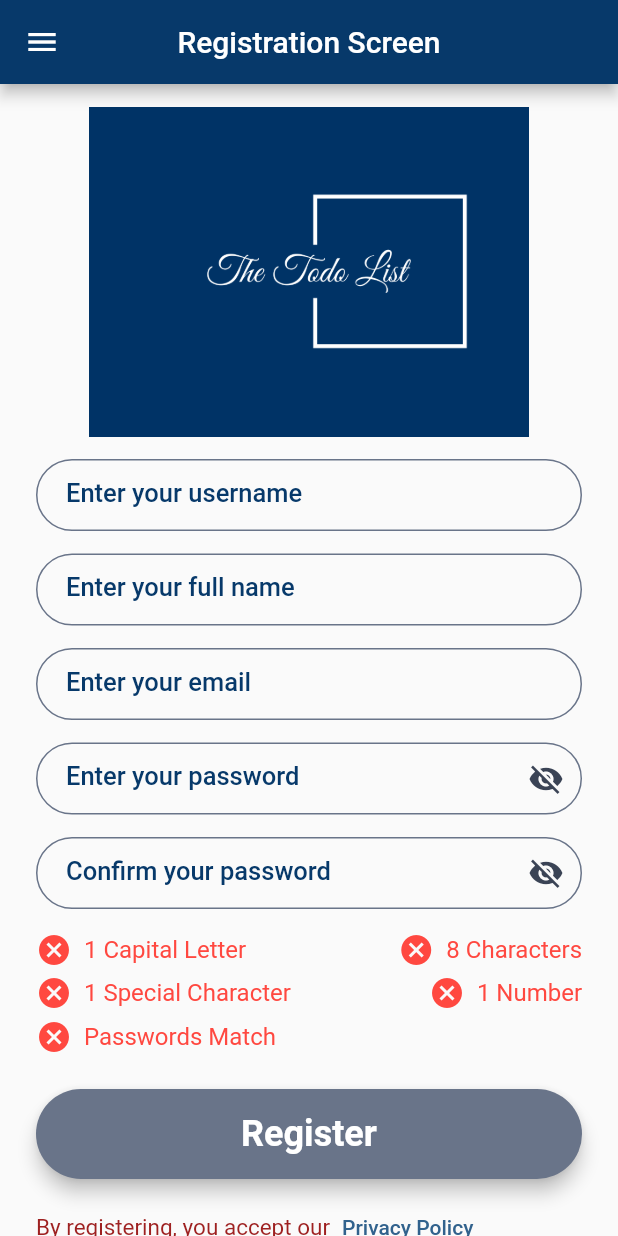
After one commit to aunshpatel/flutter-todo_list, a Flutter app: the RegistrationScreen screen opened by its route, on a phone screen of 412 x 824 dp. The commit adds this screen. Run offline on Flutter 3.47's test engine with Material 3 defaults, Android fonts, the phone set to English and light mode, and no system bars; our stand-ins replace shared_preferences; accounts and stored records are empty.

Commit message:
Create registration page UI

```diff
--- a/lib/main.dart
+++ b/lib/main.dart
@@ -1,6 +1,7 @@
 import 'package:flutter/material.dart';
 import 'package:todo_list/screens/about_page.dart';
 import 'package:todo_list/screens/home_page.dart';
+import 'package:todo_list/screens/registration_screen.dart';
 import 'package:todo_list/screens/widgets/consts.dart';
 
 void main() {
@@ -24,6 +25,7 @@ class MyApp extends StatelessWidget {
       routes: {
         '/home_page':(context) => const HomePage(),
         '/about_us':(context) => const AboutPage(),
+        '/registration_page':(context) => RegistrationScreen(),
       },
     );
   }
--- /dev/null
+++ b/lib/screens/registration_screen.dart
@@ -0,0 +1,427 @@
+import 'package:flutter/material.dart';
+import 'package:todo_list/screens/widgets/consts.dart';
+import 'package:todo_list/screens/widgets/rounded_buttons.dart';
+import 'package:todo_list/screens/widgets/side_drawer.dart';
+import 'package:url_launcher/url_launcher.dart';
+
+class RegistrationScreen extends StatefulWidget {
+  const RegistrationScreen({super.key});
+
+  @override
+  State<RegistrationScreen> createState() => _RegistrationScreenState();
+}
+
+class _RegistrationScreenState extends State<RegistrationScreen> {
+  String email = '', pwd = '', confirmPwd = '', username = '';
+  String loginEmailID = '', loginPassword = '', fullName = '';
+  bool showSpinner = false, isEmailIdValid = false, isLengthValid = false, isUppercaseValid = false, isNumberValid = false, isSpecialCharValid = false, doPasswordsMatch = false;
+  bool _passwordVisible = false, _confirmPasswordVisible = false, allPwdCriteriaMatch = false;
+  TextEditingController emailController = TextEditingController();
+  TextEditingController usernameController = TextEditingController();
+  TextEditingController fullnameController = TextEditingController();
+  TextEditingController passwordController = TextEditingController();
+  TextEditingController confirmPasswordController = TextEditingController();
+  final String emailRegex = r'^[a-zA-Z0-9._%+-]+@[a-zA-Z0-9.-]+\.[a-zA-Z]{2,}$';
+
+  validatePassword() {
+    if (pwd.length < 8) {
+      setState(() {
+        isLengthValid = false;
+      });
+    }
+    else if (pwd.length >= 8) {
+      setState(() {
+        isLengthValid = true;
+      });
+    }
+
+    if (!RegExp(r'[A-Z]').hasMatch(pwd)) {
+      setState(() {
+        isUppercaseValid = false;
+      });
+    }
+    else if (RegExp(r'[A-Z]').hasMatch(pwd)) {
+      setState(() {
+        isUppercaseValid = true;
+      });
+    }
+
+    if (!RegExp(r'[0-9]').hasMatch(pwd)) {
+      setState(() {
+        isNumberValid = false;
+      });
+    }
+    else if (RegExp(r'[0-9]').hasMatch(pwd)) {
+      setState(() {
+        isNumberValid = true;
+      });
+    }
+
+    if (!RegExp(r'[!@#$%^&*(),.?":{}|<>]').hasMatch(pwd)) {
+      setState(() {
+        isSpecialCharValid = false;
+      });
+    }
+    else if (RegExp(r'[!@#$%^&*(),.?":{}|<>]').hasMatch(pwd)) {
+      setState(() {
+        isSpecialCharValid = true;
+      });
+    }
+
+    if (pwd == confirmPwd) {
+      setState(() {
+        doPasswordsMatch = true;
+      });
+    } else {
+      setState(() {
+        doPasswordsMatch = false;
+      });
+    }
+
+    if (isLengthValid &&  isUppercaseValid &&  isNumberValid &&  isSpecialCharValid &&  doPasswordsMatch) {
+      setState(() {
+        allPwdCriteriaMatch = true;
+      });
+    } else {
+      setState(() {
+        allPwdCriteriaMatch = false;
+      });
+    }
+  }
+
+  registrationFunction() async{
+
+  }
+
+  Future<void> _showMyDialog(String title, String bodyText) async {
+    return showDialog<void>(
+      context: context,
+      barrierDismissible: false,
+      builder: (BuildContext context) {
+        return AlertDialog.adaptive(
+          title: Text(title, style: kSideMenuBlueTextStyle),
+          content: Text(bodyText, style: kLightSemiBoldTextStyle),
+          actions: <Widget>[
+            TextButton(
+              child: const Text('OK', style: kLightSemiBoldTextStyle),
+              onPressed: () {
+                Navigator.of(context).pop();
+              },
+            ),
+          ],
+        );
+      },
+    );
+  }
+
+  Future<void> _registrationLoginMessage(String messageContent, String redirectRoute) async {
+    return showDialog<void>(
+      context: context,
+      barrierDismissible: false,
+      builder: (BuildContext context) {
+        return AlertDialog.adaptive(
+          title: const Text('SUCCESS!', style: kSideMenuBlueTextStyle),
+          content: SingleChildScrollView(
+            child: ListBody(
+              children: <Widget>[
+                Text(messageContent, style: kLightSemiBoldTextStyle),
+              ],
+            ),
+          ),
+          actions: <Widget>[
+            TextButton(
+              child: const Text('OK', style: TextStyle(color: kLightTitleColor),),
+              onPressed: () {
+                // Navigator.pushNamed(context, '/login_screen');
+                Navigator.pushNamed(context, redirectRoute);
+              },
+            ),
+          ],
+        );
+      },
+    );
+  }
+
+  Future<void> _errorMessage(String messageTitle, String messageBody) async {
+    return showDialog<void>(
+      context: context,
+      barrierDismissible: false,
+      builder: (BuildContext context) {
+        return AlertDialog.adaptive(
+          title: Text(messageTitle, style: kSideMenuBlueTextStyle),
+          content: SingleChildScrollView(
+            child: ListBody(
+              children: <Widget>[
+                Text(messageBody, style: kDarkSemiBoldTextStyle),
+              ],
+            ),
+          ),
+          actions: <Widget>[
+            TextButton(
+              child: Text('OK', style: TextStyle(color: kLightTitleColor),),
+              onPressed: () {
+                Navigator.of(context).pop();
+              },
+            ),
+          ],
+        );
+      },
+    );
+  }
+
+  Widget _buildCriteriaCheck(String text, bool isValid) {
+    return Row(
+      children: [
+        Icon(
+          isValid ? Icons.check_circle : Icons.cancel,
+          color: isValid ? Color(0XFF008000) : Color(0XFFFF4840),
+        ),
+        SizedBox(width: 8.0),
+        Text(
+          text,
+          style: TextStyle(
+            color: isValid ? Color(0XFF008000) : Color(0XFFFF4840),
+            fontSize: 16.0,
+          ),
+        ),
+      ],
+    );
+  }
+
+  @override
+  Widget build(BuildContext context) {
+    return PopScope(
+      canPop: false,
+      child: Scaffold(
+        endDrawerEnableOpenDragGesture: false,
+        drawer: SideDrawer(),
+        appBar: AppBar(
+          leading: Builder(
+            builder: (BuildContext context) {
+              return IconButton(
+                icon: const Icon(Icons.menu),
+                color: kWhiteColor,
+                onPressed: () {
+                  Scaffold.of(context).openDrawer();
+                },
+                tooltip: MaterialLocalizations.of(context).openAppDrawerTooltip,
+              );
+            },
+          ),
+          actions: <Widget>[],
+          centerTitle: true,
+          title: Text('Registration Screen', style:TextStyle(color: kWhiteColor),),
+          backgroundColor: kThemeBlueColor,
+        ),
+        body: showSpinner == true ? SizedBox(
+          width: MediaQuery.of(context).size.width,
+          height: MediaQuery.of(context).size.height,
+          child: Column(
+            mainAxisAlignment: MainAxisAlignment.center,
+            crossAxisAlignment: CrossAxisAlignment.center,
+            children: [
+              CircularProgressIndicator(),
+              SizedBox(height: 10,),
+              Text('Logging In'),
+            ],
+          ),
+        ) : SingleChildScrollView(
+          padding: const EdgeInsets.only(left: 24.0, right: 24.0),
+          child: Column(
+            mainAxisAlignment: MainAxisAlignment.center,
+            crossAxisAlignment: CrossAxisAlignment.stretch,
+            children: <Widget>[
+              const SizedBox(
+                height: 15.0,
+              ),
+              HeroLogo(
+                height: 220,
+                image: 'assets/images/todo-list-dark-theme-logo.png',
+                tag: 'photo',
+              ),
+              const SizedBox(
+                height: 15.0,
+              ),
+              // Username
+              TextField(
+                controller: usernameController,
+                keyboardType: TextInputType.text,
+                onChanged: (value) {
+                  username = value;
+                },
+                style: const TextStyle(color: kThemeBlueColor),
+                decoration: textInputDecoration(
+                  'Enter your username',
+                ),
+              ),
+              const SizedBox(
+                height: 15.0,
+              ),
+              // Fullname
+              TextField(
+                controller: fullnameController,
+                keyboardType: TextInputType.text,
+                onChanged: (value) {
+                  fullName = fullnameController.text;
+                },
+                style: const TextStyle(color: kThemeBlueColor),
+                decoration: textInputDecoration(
+                  'Enter your full name',
+                ),
+              ),
+              const SizedBox(
+                height: 15.0,
+              ),
+              // Email ID
+              TextFormField(
+                controller: emailController,
+                keyboardType: TextInputType.emailAddress,
+                onChanged: (value) {
+                  email = value;
+                  String emailValue = '';
+                  setState(() {
+                    emailValue = email;
+                  });
+                  if (emailValue.isEmpty) {setState(() {
+                    isEmailIdValid = false;});
+                  }
+                  final regex = RegExp(emailRegex);
+                  if (!regex.hasMatch(emailValue)) {
+                    setState(() {
+                      isEmailIdValid = false;
+                    });
+                  } else {
+                    setState(() {
+                      isEmailIdValid = true;
+                    });
+                  }
+                },
+                style: const TextStyle(color: kThemeBlueColor),
+                decoration: textInputDecoration(
+                  'Enter your email',
+                ),
+              ),
+              const SizedBox(
+                height: 15.0,
+              ),
+              // Password
+              TextField(
+                controller: passwordController,
+                obscureText: !_passwordVisible,
+                onChanged: (value) {
+                  setState(() {
+                    pwd = value;
+                  });
+                  validatePassword();
+                },
+                style: const TextStyle(color: kThemeBlueColor),
+                decoration: passwordInputDecoration(
+                  'Enter your password',
+                  _passwordVisible,  () {
+                  setState(() {
+                    _passwordVisible = !_passwordVisible;
+                  });
+                },
+                ),
+              ),
+              const SizedBox(
+                height: 15.0,
+              ),
+              // Confirm Password
+              TextField(
+                controller: confirmPasswordController,
+                obscureText: !_confirmPasswordVisible,
+                onChanged: (value) {
+                  confirmPwd = value;
+                  if (pwd == confirmPwd) {
+                    setState(() {
+                      doPasswordsMatch = true;
+                    });
+                  } else {
+                    setState(() {
+                      doPasswordsMatch = false;
+                    });
+                  }
+
+                  if (isLengthValid &&  isUppercaseValid &&  isNumberValid &&  isSpecialCharValid &&  doPasswordsMatch) {
+                    setState(() {
+                      allPwdCriteriaMatch = true;
+                    });
+                  } else {
+                    setState(() {
+                      allPwdCriteriaMatch = false;
+                    });
+                  }
+                },
+                style: const TextStyle(color: kThemeBlueColor),
+                decoration: passwordInputDecoration(
+                  'Confirm your password',
+                  _confirmPasswordVisible,  () {
+                  setState(() {
+                    _confirmPasswordVisible = !_confirmPasswordVisible;
+                  });
+                },
+                ),
+              ),
+              const SizedBox(
+                height: 15.0,
+              ),
+              // Password Criteria
+              Column(
+                crossAxisAlignment: CrossAxisAlignment.start,
+                children: [
+                  Row(
+                    mainAxisAlignment: MainAxisAlignment.spaceBetween,
+                    children: [
+                      _buildCriteriaCheck('1 Capital Letter', isUppercaseValid),
+                      _buildCriteriaCheck('8 Characters', isLengthValid),
+                    ],
+                  ),
+                  const SizedBox(height: 5,
+                  ),
+                  Row(
+                    mainAxisAlignment: MainAxisAlignment.spaceBetween,
+                    children: [
+                      _buildCriteriaCheck('1 Special Character', isSpecialCharValid),
+                      _buildCriteriaCheck('1 Number', isNumberValid),
+                    ],
+                  ),
+                  const SizedBox(height: 5,
+                  ),
+                  Row(
+                    children: [
+                      _buildCriteriaCheck('Passwords Match', doPasswordsMatch),
+                    ],
+                  )
+                ],
+              ),
+              const SizedBox(
+                height: 15.0,
+              ),
+              RoundedButton(
+                title: 'Register',
+                colour: (isEmailIdValid &&username.isNotEmpty &&fullName.isNotEmpty &&allPwdCriteriaMatch) ? kThemeBlueColor: kLightTitleColor,
+                onPress: (isEmailIdValid &&username.isNotEmpty &&fullName.isNotEmpty &&allPwdCriteriaMatch) ? registrationFunction : null,
+              ),
+              Row(
+                children: [
+                  const Text("By registering, you accept our", style: kRegularRedText),
+                  TextButton(
+                    child: const Text('Privacy Policy'),
+                    onPressed: () {
+                      launchUrl(Uri.parse('https://realestate-vgcw.onrender.com/mobileapp-privacy-policy'));
+                    },
+                  ),
+                ],
+              ),
+              const SizedBox(
+                height: 15.0,
+              ),
+            ],
+          ),
+        ),
+        resizeToAvoidBottomInset: true,
+      ),
+    );
+  }
+}
--- /dev/null
+++ b/lib/screens/widgets/rounded_buttons.dart
@@ -0,0 +1,36 @@
+import 'package:flutter/material.dart';
+
+import 'consts.dart';
+
+class RoundedButton extends StatelessWidget {
+  RoundedButton({required this.colour, required this.title, required this.onPress});
+
+  final Color colour;
+  final String title;
+  final dynamic onPress;
+
+  @override
+  Widget build(BuildContext context) {
+    return Padding(
+      padding: const EdgeInsets.symmetric(vertical: 8.0),
+      child: Material(
+        elevation: 5.0,
+        color: colour,
+        borderRadius: BorderRadius.circular(30.0),
+        child: MaterialButton(
+          onPressed: onPress,
+          minWidth: 150.0,
+          height: 60.0,
+          child: Text(
+            title,
+            style: const TextStyle(
+              fontSize: 24,
+              fontWeight: FontWeight.bold,
+              color: kWhiteColor,
+            )
+          ),
+        ),
+      ),
+    );
+  }
+}
```
Also changed, not shown: lib/screens/widgets/side_drawer.dart (+16 -0 lines).
